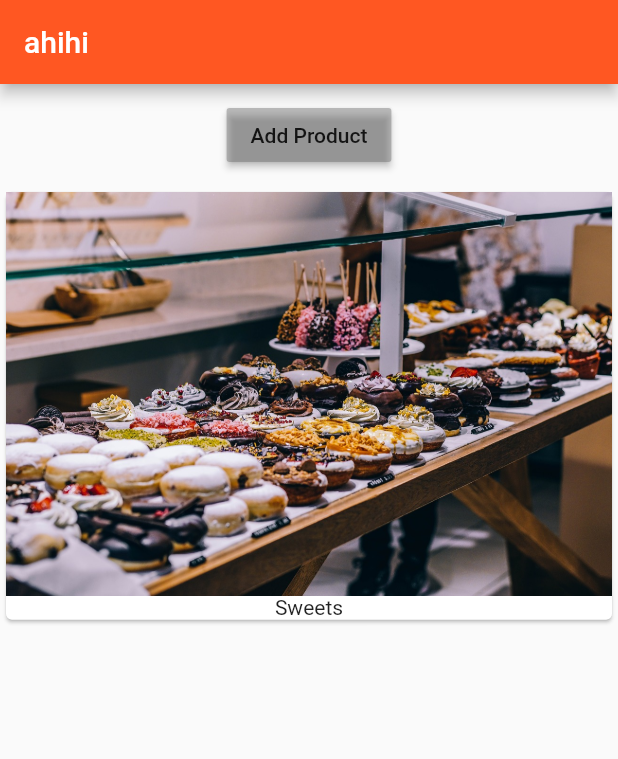
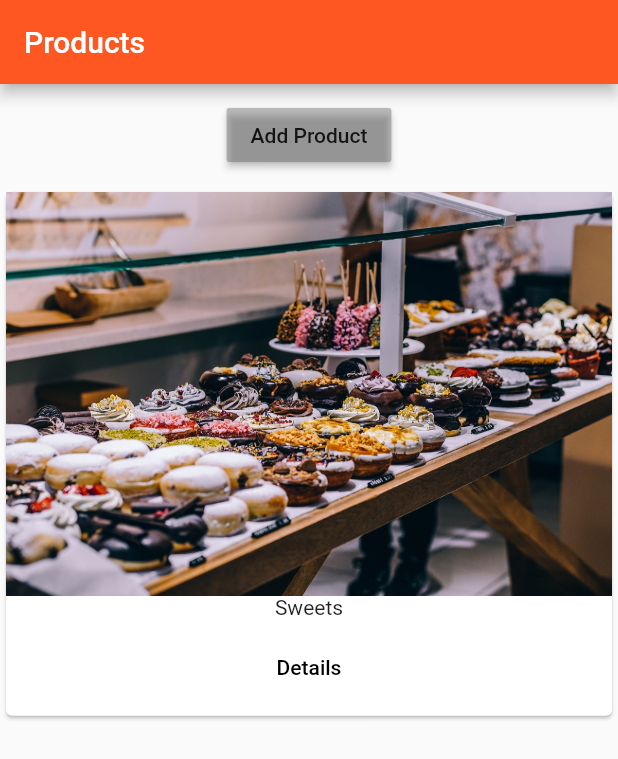
Before and after one commit to quydau35/flutter_course, a Flutter app: the screen it shows after launch, after a tap on "Add Product", on a phone screen of 412 x 824 dp. Shown: the top 759 px of the screen. Run offline on Flutter 3.47's test engine with Material 2 defaults, Android fonts, the phone set to English and light mode, and no system bars.

```diff
--- a/lib/main.dart
+++ b/lib/main.dart
@@ -1,7 +1,7 @@
 import 'package:flutter/material.dart';
 // import 'package:flutter/rendering.dart';
 
-import './product_manager.dart';
+import './pages/home.dart';
 
 void main() {
   // debugPaintSizeEnabled = true;
@@ -14,6 +14,7 @@ class MyApp extends StatelessWidget {
   @override
   Widget build(BuildContext context) {
     return MaterialApp(
+      title: 'QuyNgan App',
       // debugShowMaterialGrid: true,
       // debugShowCheckedModeBanner: true,
       theme: ThemeData(
@@ -21,12 +22,7 @@ class MyApp extends StatelessWidget {
         primarySwatch: Colors.deepOrange,
         accentColor: Colors.deepPurple,
       ),
-      home: Scaffold(
-        appBar: AppBar(
-          title: Text('ahihi'),
-        ),
-        body: ProductManager(),
-      ),
+      home: HomePage(),
     );
   }
 }
--- /dev/null
+++ b/lib/pages/home.dart
@@ -0,0 +1,15 @@
+import 'package:flutter/material.dart';
+
+import '../product_manager.dart';
+
+class HomePage extends StatelessWidget {
+  @override
+  Widget build(BuildContext context) {
+    return Scaffold(
+      appBar: AppBar(
+        title: Text('Products'),
+      ),
+      body: ProductManager(),
+    );
+  }
+}
--- a/lib/products.dart
+++ b/lib/products.dart
@@ -1,4 +1,5 @@
 import 'package:flutter/material.dart';
+import 'package:flutter_course/pages/product.dart';
 
 class Products extends StatelessWidget {
   final List<String> products;
@@ -12,7 +13,23 @@ class Products extends StatelessWidget {
       child: Column(
         children: <Widget>[
           Image.asset('assets/food.jpg'),
-          Text(products[index])
+          Text(products[index]),
+          ButtonBar(
+            alignment: MainAxisAlignment.center,
+            children: <Widget>[
+              FlatButton(
+                // color: Color.fromARGB(100, 100, 100, 100),
+                child: Text('Details'),
+                onPressed: () {
+                  Navigator.push(
+                    context,
+                    MaterialPageRoute(
+                        builder: (BuildContext context) => ProductPage()),
+                  );
+                },
+              )
+            ],
+          )
         ],
       ),
     );
```
Also changed, not shown: lib/pages/product.dart (added, +15 -0 lines).
